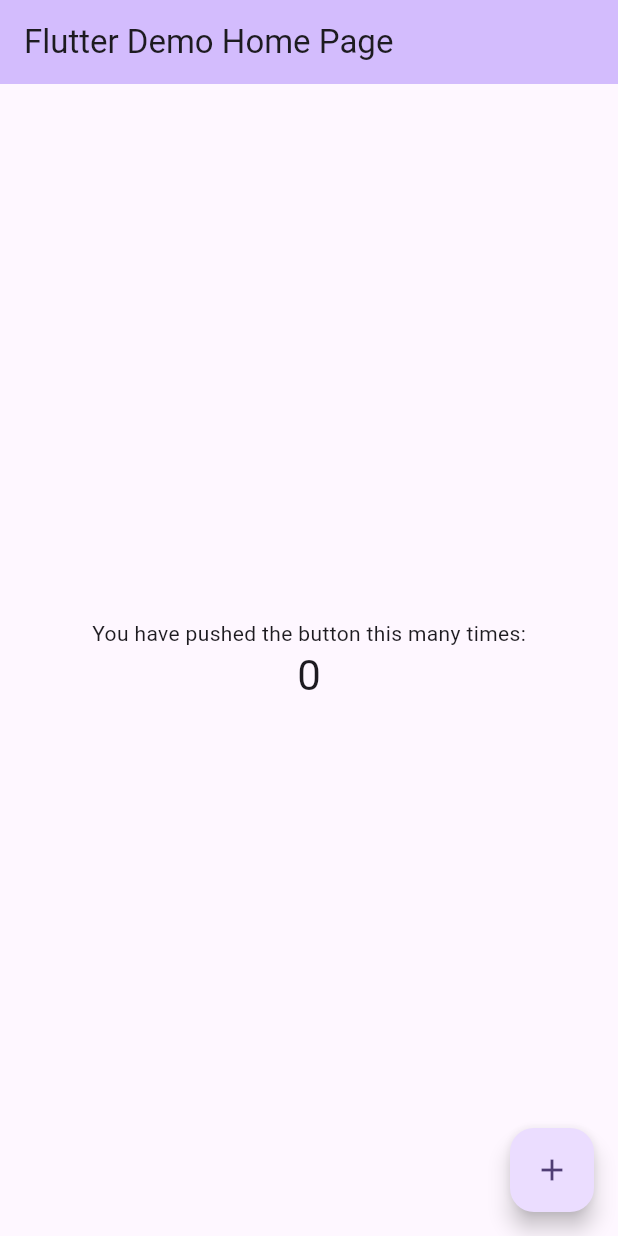
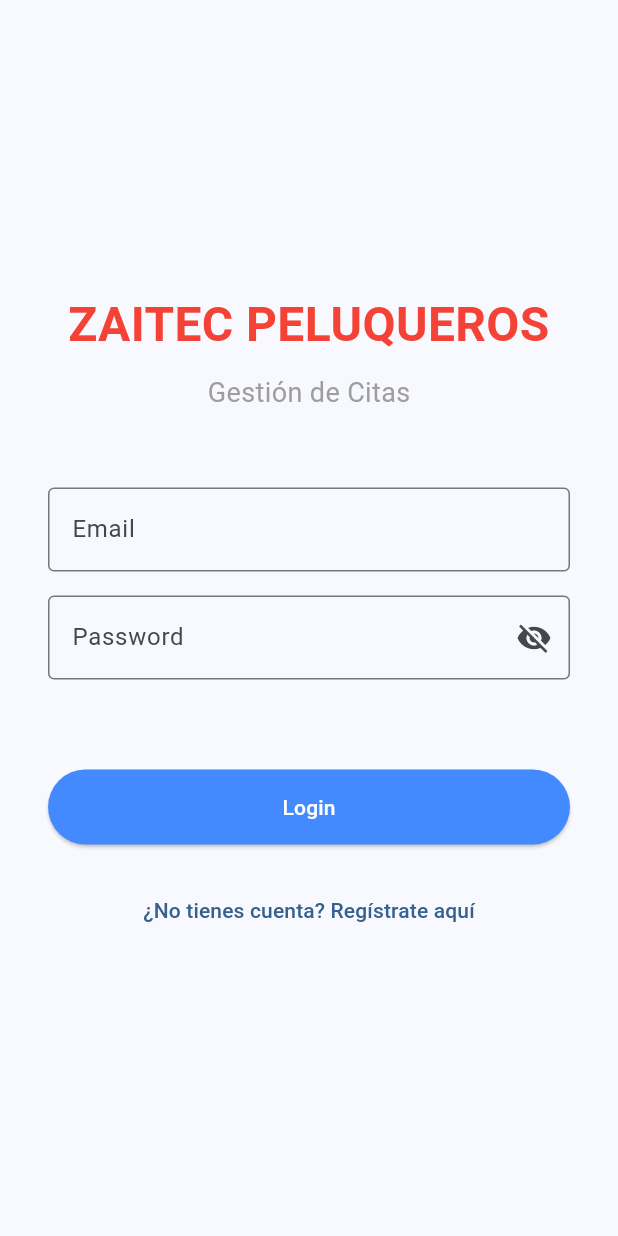
Before and after one commit to EduardoRiedel/gestion-inventario-zaitec, a Flutter app: the screen it shows after launch, on a phone screen of 412 x 824 dp. Run offline on Flutter 3.47's test engine with Material 3 defaults, Android fonts, the phone set to English and light mode, and no system bars; our stand-ins replace firebase_core; accounts and stored records are empty.

Commit message:
Pagina login y registro

```diff
--- a/gestion_inventario_zaitec/lib/main.dart
+++ b/gestion_inventario_zaitec/lib/main.dart
@@ -1,4 +1,5 @@
 import 'package:flutter/material.dart';
+import 'package:gestion_inventario_zaitec/pages/login_page.dart';
 
 void main() {
   runApp(const MyApp());
@@ -7,116 +8,18 @@ void main() {
 class MyApp extends StatelessWidget {
   const MyApp({super.key});
 
-  // This widget is the root of your application.
   @override
   Widget build(BuildContext context) {
     return MaterialApp(
-      title: 'Flutter Demo',
+      debugShowCheckedModeBanner: false, // Quitamos la banda roja de DEBUG
+      title: 'ZAITEC Gestión',
       theme: ThemeData(
-        // This is the theme of your application.
-        //
-        // TRY THIS: Try running your application with "flutter run". You'll see
-        // the application has a purple toolbar. Then, without quitting the app,
-        // try changing the seedColor in the colorScheme below to Colors.green
-        // and then invoke "hot reload" (save your changes or press the "hot
-        // reload" button in a Flutter-supported IDE, or press "r" if you used
-        // the command line to start the app).
-        //
-        // Notice that the counter didn't reset back to zero; the application
-        // state is not lost during the reload. To reset the state, use hot
-        // restart instead.
-        //
-        // This works for code too, not just values: Most code changes can be
-        // tested with just a hot reload.
-        colorScheme: .fromSeed(seedColor: Colors.deepPurple),
+        // CORRECCIÓN AQUÍ: Añadida la palabra ColorScheme
+        colorScheme: ColorScheme.fromSeed(seedColor: Colors.blue),
+        useMaterial3: true,
       ),
-      home: const MyHomePage(title: 'Flutter Demo Home Page'),
+      // Esta línea es la que lanza tu página de login
+      home: const LoginPage(),
     );
   }
 }
-
-class MyHomePage extends StatefulWidget {
-  const MyHomePage({super.key, required this.title});
-
-  // This widget is the home page of your application. It is stateful, meaning
-  // that it has a State object (defined below) that contains fields that affect
-  // how it looks.
-
-  // This class is the configuration for the state. It holds the values (in this
-  // case the title) provided by the parent (in this case the App widget) and
-  // used by the build method of the State. Fields in a Widget subclass are
-  // always marked "final".
-
-  final String title;
-
-  @override
-  State<MyHomePage> createState() => _MyHomePageState();
-}
-
-class _MyHomePageState extends State<MyHomePage> {
-  int _counter = 0;
-
-  void _incrementCounter() {
-    setState(() {
-      // This call to setState tells the Flutter framework that something has
-      // changed in this State, which causes it to rerun the build method below
-      // so that the display can reflect the updated values. If we changed
-      // _counter without calling setState(), then the build method would not be
-      // called again, and so nothing would appear to happen.
-      _counter++;
-    });
-  }
-
-  @override
-  Widget build(BuildContext context) {
-    // This method is rerun every time setState is called, for instance as done
-    // by the _incrementCounter method above.
-    //
-    // The Flutter framework has been optimized to make rerunning build methods
-    // fast, so that you can just rebuild anything that needs updating rather
-    // than having to individually change instances of widgets.
-    return Scaffold(
-      appBar: AppBar(
-        // TRY THIS: Try changing the color here to a specific color (to
-        // Colors.amber, perhaps?) and trigger a hot reload to see the AppBar
-        // change color while the other colors stay the same.
-        backgroundColor: Theme.of(context).colorScheme.inversePrimary,
-        // Here we take the value from the MyHomePage object that was created by
-        // the App.build method, and use it to set our appbar title.
-        title: Text(widget.title),
-      ),
-      body: Center(
-        // Center is a layout widget. It takes a single child and positions it
-        // in the middle of the parent.
-        child: Column(
-          // Column is also a layout widget. It takes a list of children and
-          // arranges them vertically. By default, it sizes itself to fit its
-          // children horizontally, and tries to be as tall as its parent.
-          //
-          // Column has various properties to control how it sizes itself and
-          // how it positions its children. Here we use mainAxisAlignment to
-          // center the children vertically; the main axis here is the vertical
-          // axis because Columns are vertical (the cross axis would be
-          // horizontal).
-          //
-          // TRY THIS: Invoke "debug painting" (choose the "Toggle Debug Paint"
-          // action in the IDE, or press "p" in the console), to see the
-          // wireframe for each widget.
-          mainAxisAlignment: .center,
-          children: [
-            const Text('You have pushed the button this many times:'),
-            Text(
-              '$_counter',
-              style: Theme.of(context).textTheme.headlineMedium,
-            ),
-          ],
-        ),
-      ),
-      floatingActionButton: FloatingActionButton(
-        onPressed: _incrementCounter,
-        tooltip: 'Increment',
-        child: const Icon(Icons.add),
-      ),
-    );
-  }
-}
--- /dev/null
+++ b/gestion_inventario_zaitec/lib/pages/login_page.dart
@@ -0,0 +1,118 @@
+import 'package:flutter/material.dart';
+import 'registration__page.dart';
+
+class LoginPage extends StatefulWidget {
+  const LoginPage({super.key});
+
+  @override
+  State<LoginPage> createState() => _LoginPageState();
+}
+
+class _LoginPageState extends State<LoginPage> {
+  final _emailController = TextEditingController();
+  final _passwordController = TextEditingController();
+  bool _obscurePassword = true;
+
+  @override
+  void dispose() {
+    _emailController.dispose();
+    _passwordController.dispose();
+    super.dispose();
+  }
+
+  void _login() {
+    // Add login logic here
+    final email = _emailController.text;
+    final password = _passwordController.text;
+
+    if (email.isNotEmpty && password.isNotEmpty) {
+      ScaffoldMessenger.of(context).showSnackBar(
+        const SnackBar(content: Text('Login successful')),
+      );
+    }
+  }
+
+ @override
+  Widget build(BuildContext context) {
+    return Scaffold(
+      body: SafeArea( // <--- ESTO evita que el texto se esconda arriba del todo
+        child: Center( // <--- ESTO obliga a centrarlo
+          child: SingleChildScrollView( // <--- ESTO permite que se vea con el teclado abierto
+            padding: const EdgeInsets.all(32.0),
+            child: Column(
+              mainAxisAlignment: MainAxisAlignment.center,
+              children: [
+                // PRUEBA: Título con color rojo fuerte para que lo veas sí o sí
+                const Text(
+                  'ZAITEC PELUQUEROS',
+                  textAlign: TextAlign.center,
+                  style: TextStyle(
+                    fontSize: 32,
+                    fontWeight: FontWeight.bold,
+                    color: Colors.red, // Cámbialo a rojo solo para probar
+                  ),
+                ),
+                const SizedBox(height: 10),
+                const Text(
+                  'Gestión de Citas',
+                  style: TextStyle(fontSize: 18, color: Colors.grey),
+                ),
+                const SizedBox(height: 50),
+
+                // Campos de texto
+                TextField(
+                  controller: _emailController,
+                  decoration: const InputDecoration(
+                    labelText: 'Email',
+                    border: OutlineInputBorder(),
+                  ),
+                ),
+                const SizedBox(height: 16),
+                TextField(
+                  controller: _passwordController,
+                  obscureText: _obscurePassword,
+                  decoration: InputDecoration(
+                    labelText: 'Password',
+                    border: const OutlineInputBorder(),
+                    suffixIcon: IconButton(
+                      icon: Icon(
+                        _obscurePassword ? Icons.visibility_off : Icons.visibility,
+                      ),
+                      onPressed: () => setState(() => _obscurePassword = !_obscurePassword),
+                    ),
+                  ),
+                ),
+                const SizedBox(height: 30),
+                const SizedBox(height: 30),
+
+                // Botón de Login principal
+                ElevatedButton(
+                  style: ElevatedButton.styleFrom(
+                    minimumSize: const Size(double.infinity, 50),
+                    backgroundColor: Colors.blueAccent,
+                    foregroundColor: Colors.white,
+                  ),
+                  onPressed: _login,
+                  child: const Text('Login'),
+                ),
+
+                const SizedBox(height: 20),
+
+                // NUEVO BOTÓN: Para usuarios sin cuenta
+                TextButton(
+                  onPressed: () {
+                    Navigator.push(
+                      context,
+                      MaterialPageRoute(builder: (context) => const RegisterPage()),
+                    );
+                  },
+                  child: const Text('¿No tienes cuenta? Regístrate aquí'),
+                ),
+              ], // Cierre de children
+            ),
+          ),
+        ),
+      ),
+    );
+  }
+}
```
Also changed, not shown: gestion_inventario_zaitec/lib/pages/registration__page.dart (added, +92 -0 lines), gestion_inventario_zaitec/flutter_01.png (added), gestion_inventario_zaitec/flutter_02.png (added), gestion_inventario_zaitec/pubspec.lock, 1 other file.
